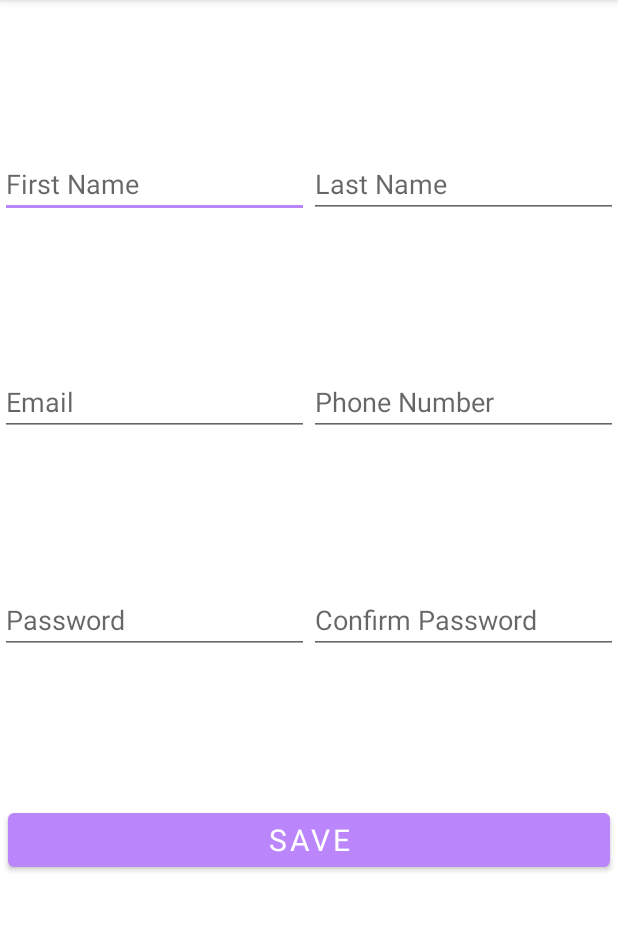
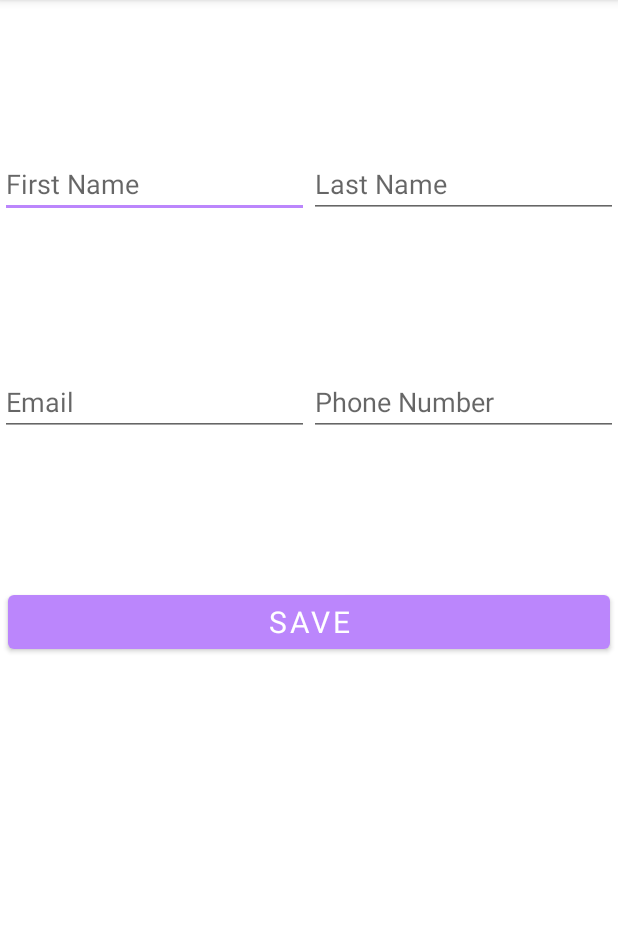
Before and after one commit to tjschwartz7/ParentApp, an Android app: the ProfileActivity screen opened directly, with no data from a screen before it, on a phone screen of 412 x 824 dp, the part 84-1015 px from its top. Run offline under Robolectric (Android 15) with nearby library versions, the phone set to English and light mode, and no system bars; Roboto replaces fonts that are not available here.

Commit message:
Fixed my issue with the button, routing works now and profile page looks good.

```diff
--- a/app/src/main/java/com/example/baselineapp/MainActivity.java
+++ b/app/src/main/java/com/example/baselineapp/MainActivity.java
@@ -45,14 +45,6 @@ public class MainActivity extends AppCompatActivity {
         NavigationUI.setupActionBarWithNavController(this, navController, appBarConfiguration);
         NavigationUI.setupWithNavController(binding.navView, navController);
 
-        @NonNull
-        Button b_profile_button = (Button) findViewById(R.id.id_profile_button);
-
-        b_profile_button.setOnClickListener(v -> {
-            Intent intent = new Intent(MainActivity.this, ProfileActivity.class);
-            startActivity(intent);
-            finish();
-        });
     }
 
 }
--- a/app/src/main/java/com/example/baselineapp/ui/ProfileActivity.java
+++ b/app/src/main/java/com/example/baselineapp/ui/ProfileActivity.java
@@ -1,6 +1,9 @@
 package com.example.baselineapp.ui;
 
+import android.content.Intent;
 import android.os.Bundle;
+import android.view.View;
+import android.widget.Button;
 
 import androidx.activity.EdgeToEdge;
 import androidx.appcompat.app.AppCompatActivity;
@@ -8,6 +11,9 @@ import androidx.core.graphics.Insets;
 import androidx.core.view.ViewCompat;
 import androidx.core.view.WindowInsetsCompat;
 
+import com.example.baselineapp.CreateAccount;
+import com.example.baselineapp.Login2;
+import com.example.baselineapp.MainActivity;
 import com.example.baselineapp.R;
 
 public class ProfileActivity extends AppCompatActivity {
@@ -22,5 +28,14 @@ public class ProfileActivity extends AppCompatActivity {
             v.setPadding(systemBars.left, systemBars.top, systemBars.right, systemBars.bottom);
             return insets;
         });
+
+        Button save_button = (Button) findViewById(R.id.b_save);
+        save_button.setOnClickListener(new View.OnClickListener() {
+            public void onClick(View v) {
+                Intent intent = new Intent(ProfileActivity.this, MainActivity.class);
+                startActivity(intent);
+                finish();
+            }
+        });
     }
 }
--- a/app/src/main/java/com/example/baselineapp/ui/settings/SettingsFragment.java
+++ b/app/src/main/java/com/example/baselineapp/ui/settings/SettingsFragment.java
@@ -27,6 +27,11 @@ public class SettingsFragment extends Fragment {
                 new ViewModelProvider(this).get(SettingsViewModel.class);
 
         binding = FragmentSettingsBinding.inflate(inflater, container, false);
+        binding.idProfileButton.setOnClickListener(v -> {
+            Intent intent = new Intent(SettingsFragment.this.getActivity(), ProfileActivity.class);
+            startActivity(intent);
+        });
+
         View root = binding.getRoot();
 
 
--- a/app/src/main/res/layout/activity_profile.xml
+++ b/app/src/main/res/layout/activity_profile.xml
@@ -80,36 +80,8 @@
             android:paddingTop="100dp"
             >
 
-            <EditText
-                android:id="@+id/password_parent"
-                android:hint="@string/prompt_password"
-                android:inputType="textPassword"
-                android:selectAllOnFocus="true"
-                android:layout_width="match_parent"
-                android:layout_height="wrap_content"
-                android:layout_weight="2"
-                />
-
-            <EditText
-                android:id="@+id/password_confirm"
-                android:hint="@string/prompt_confirm_password"
-                android:inputType="textPassword"
-                android:selectAllOnFocus="true"
-                android:layout_width="match_parent"
-                android:layout_height="wrap_content"
-                android:layout_weight="2"
-                />
-        </LinearLayout>
-
-        <LinearLayout
-            android:layout_width="match_parent"
-            android:layout_height="wrap_content"
-            android:orientation="horizontal"
-            android:paddingTop="100dp"
-            >
-
             <Button
-                android:id="@+id/b_create_account"
+                android:id="@+id/b_save"
                 android:layout_width="match_parent"
                 android:layout_height="wrap_content"
                 android:text="@string/save_changes"
```
